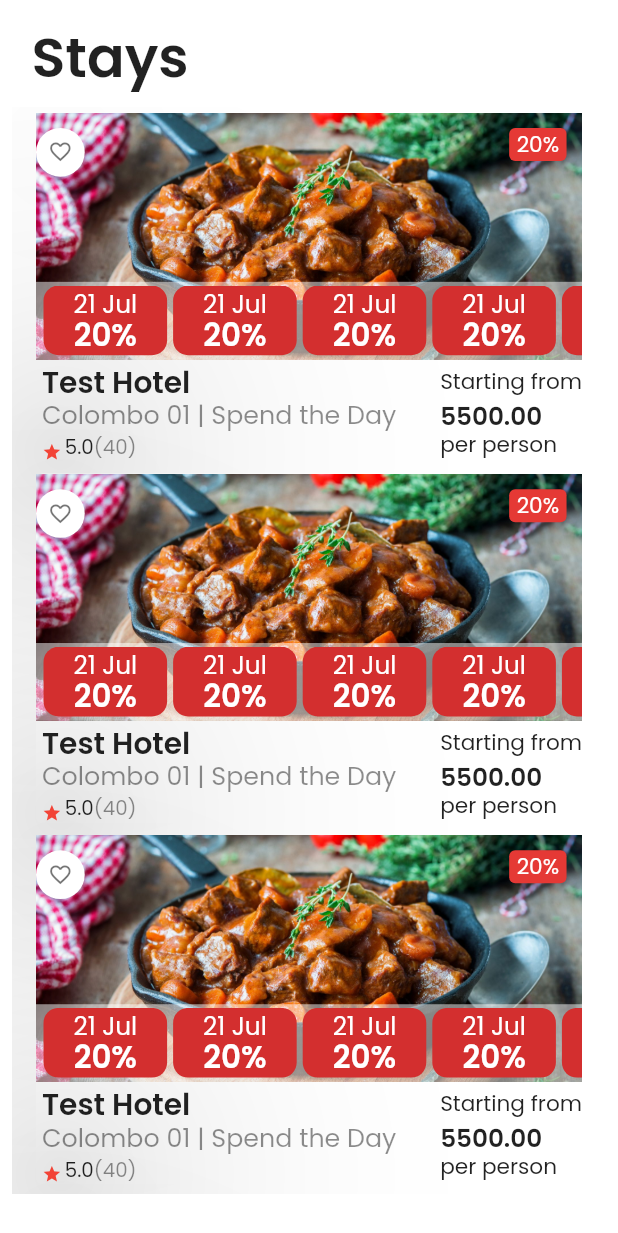
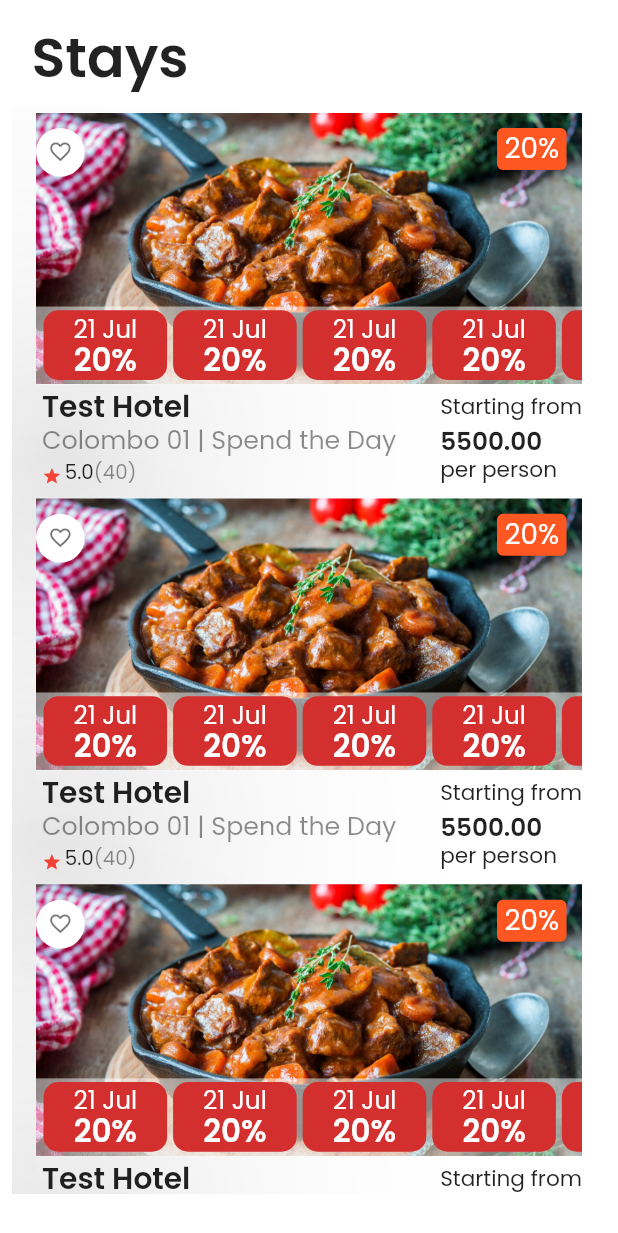
Before and after one commit to lanka97/DealsApp, a Flutter app: the screen it shows after launch, on a phone screen of 412 x 824 dp. Shown: the top 1233 px of the screen. Run offline on Flutter 3.47's test engine with Material 2 defaults, Android fonts, the phone set to English and light mode, and no system bars; our stand-ins replace cached_network_image; missing offline and left inert: qrscan.

Commit message:
size discount

```diff
--- a/lib/pages/staysItem.dart
+++ b/lib/pages/staysItem.dart
@@ -41,7 +41,7 @@ class _StaysItemState extends State<StaysItem> {
                         'assets/images/img.jpg',
                       ),
                       width: SizeConfig.screenWidth * 0.98,
-                      height: SizeConfig.screenHeight * 0.2,
+                      height: SizeConfig.screenHeight * 0.22,
                       fit: BoxFit.cover,
                     ),
                   ),
@@ -77,14 +77,14 @@ class _StaysItemState extends State<StaysItem> {
                         right: SizeConfig.screenWidth * 0.025),
                     child: Container(
                         decoration: BoxDecoration(
-                            color: Colors.red[600],
+                            color: Colors.deepOrange,
                           borderRadius: BorderRadius.circular(4)
                         ),
                         child: Padding(
                           padding: const EdgeInsets.fromLTRB(5.0,0,5,0),
                           child: Text("20%",
                             style: TextStyle(
-                              fontSize: SizeConfig.blockSizeHorizontal * 3.5,
+                              fontSize: SizeConfig.blockSizeHorizontal * 4.5,
 //                              fontWeight: FontWeight.bold,
                               color: Colors.white
                             ),
@@ -93,7 +93,7 @@ class _StaysItemState extends State<StaysItem> {
                     ),
                   ),
                   Container(
-                    height: SizeConfig.screenHeight*0.2,
+                    height: SizeConfig.screenHeight*0.22,
                     alignment: Alignment.bottomCenter,
                     child: Container(
                       alignment: Alignment.bottomCenter,
```
